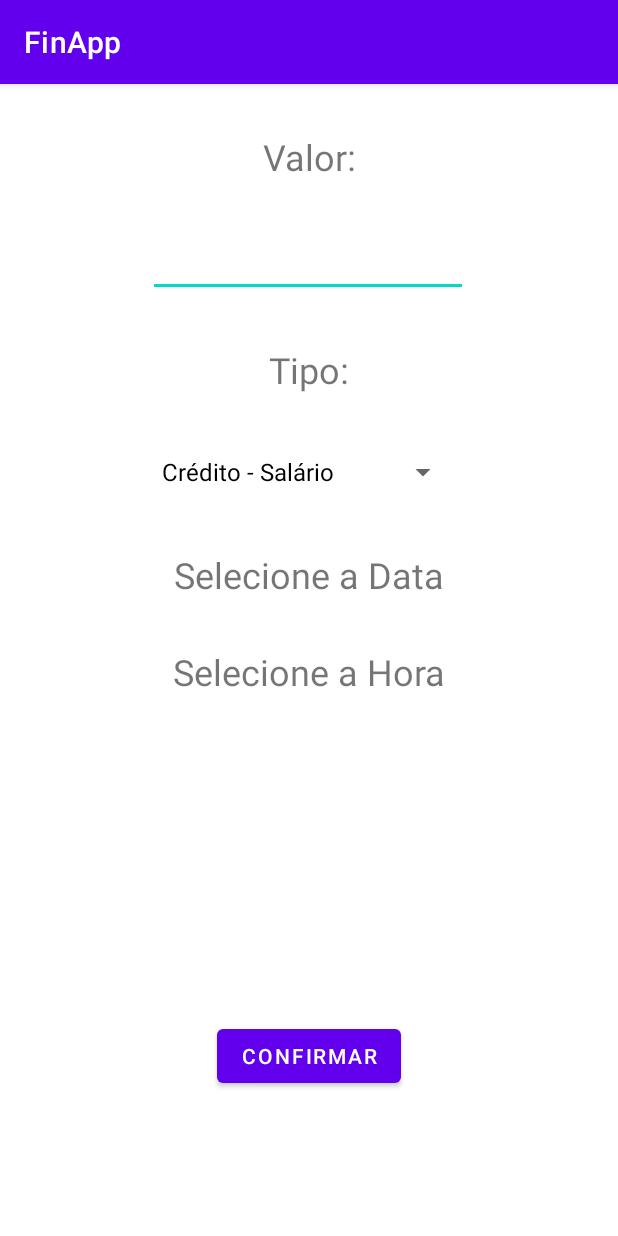
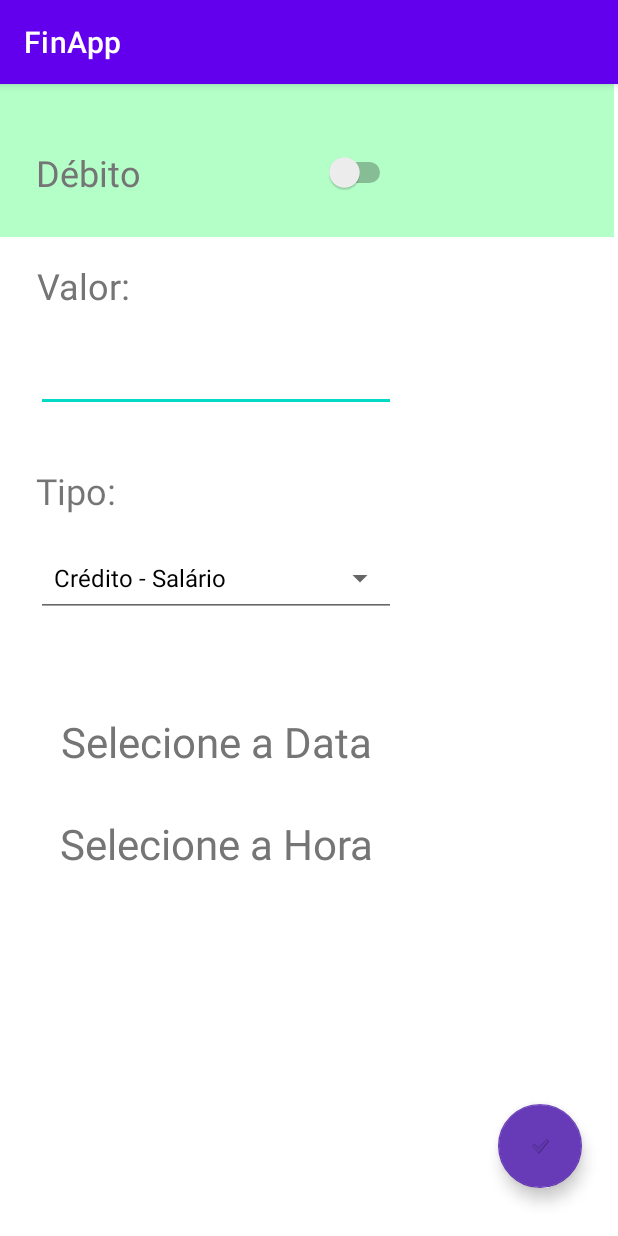
Before and after one commit to carlosmeds/FinApp, an Android app: the AddTransactionActivity screen opened directly, with no data from a screen before it, on a phone screen of 412 x 824 dp. Run offline under Robolectric (Android 15) with nearby library versions, the phone set to English and light mode, and no system bars.

Commit message:
Tipos separados.

```diff
--- a/app/src/main/java/br/ufpr/tads/finapp/activity/AddTransactionActivity.java
+++ b/app/src/main/java/br/ufpr/tads/finapp/activity/AddTransactionActivity.java
@@ -5,14 +5,18 @@ import androidx.fragment.app.DialogFragment;
 
 import android.app.DatePickerDialog;
 import android.app.Dialog;
+import android.graphics.Color;
 import android.os.Bundle;
 import android.util.Log;
 import android.view.View;
+import android.widget.Adapter;
 import android.widget.AdapterView;
 import android.widget.ArrayAdapter;
+import android.widget.CompoundButton;
 import android.widget.DatePicker;
 import android.widget.EditText;
 import android.widget.Spinner;
+import android.widget.Switch;
 import android.widget.TextView;
 import android.widget.Toast;
 
@@ -33,9 +37,10 @@ import br.ufpr.tads.finapp.model.TransactionType;
 
 public class AddTransactionActivity extends AppCompatActivity {
 
-    List<TransactionType> TransactionTypeList;
+    List<TransactionType> TransactionTypeListDebit;
+    List<TransactionType> TransactionTypeListCredit;
+    private Spinner spinner;
     private SpinAdapter adapter;
-    private Spinner spinner;
 
     @Override
     protected void onCreate(Bundle savedInstanceState) {
@@ -43,28 +48,59 @@ public class AddTransactionActivity extends AppCompatActivity {
         setContentView(R.layout.activity_add_transaction);
         TransactionTypeDAO transactionTypeDAO = new TransactionTypeDAO(getApplicationContext());
 
-        TransactionTypeList = transactionTypeDAO.getAllTransactionTypes();
-        for (TransactionType type : TransactionTypeList) {
-            Log.i("INFO", "TransactionTypes List:" + type.getType() + " - " + type.getId());
-        }
+        TransactionTypeListDebit = transactionTypeDAO.getDebitTransactionTypes();
+        TransactionTypeListCredit = transactionTypeDAO.getCreditTransactionTypes();
+
+        TextView switchTransactionBackground = findViewById(R.id.switchTransactionBackground);
+        switchTransactionBackground.setBackgroundColor(Color.parseColor("#b4ffc8"));
 
         spinner = findViewById(R.id.spinnerTransactionType);
-        adapter = new SpinAdapter(this, android.R.layout.simple_spinner_item, TransactionTypeList);
+        adapter = new SpinAdapter(AddTransactionActivity.this, android.R.layout.simple_spinner_item, TransactionTypeListDebit);
         adapter.setDropDownViewResource(android.R.layout.simple_spinner_dropdown_item);
         spinner.setAdapter(adapter);
         spinner.setOnItemSelectedListener(new AdapterView.OnItemSelectedListener() {
-
             @Override
             public void onItemSelected(AdapterView<?> adapterView, View view,
                                        int position, long id) {
-                // Here you get the current item (a User object) that is selected by its position
                 TransactionType t = adapter.getItem(position);
-                // Here you can do the action you want to...
-                Log.i("TYPE("+t.getId()+"):",t.getType());
+                Log.i("TYPE(" + t.getId() + "):", t.getType());
             }
 
             @Override
-            public void onNothingSelected(AdapterView<?> adapter) {}
+            public void onNothingSelected(AdapterView<?> adapter) {
+            }
+        });
+
+        Switch switchTransaction = findViewById(R.id.switchTransaction);
+
+
+        switchTransaction.setOnCheckedChangeListener(new CompoundButton.OnCheckedChangeListener() {
+            @Override
+            public void onCheckedChanged(CompoundButton buttonView, boolean isChecked) {
+
+                for (TransactionType type : TransactionTypeListCredit) {
+                    Log.i("INFO", "TransactionTypes List:" + type.getType() + " - " + type.getId());
+                }
+
+                for (TransactionType type : TransactionTypeListDebit) {
+                    Log.i("INFO", "TransactionTypes List:" + type.getType() + " - " + type.getId());
+                }
+
+                if (isChecked) {
+                    adapter = new SpinAdapter(AddTransactionActivity.this, android.R.layout.simple_spinner_item, TransactionTypeListCredit);
+                    adapter.setDropDownViewResource(android.R.layout.simple_spinner_dropdown_item);
+                    spinner.setAdapter(adapter);
+                    switchTransactionBackground.setBackgroundColor(Color.parseColor("#ffb4b4"));
+                    switchTransaction.setText("Crédito");
+
+                } else {
+                    adapter = new SpinAdapter(AddTransactionActivity.this, android.R.layout.simple_spinner_item, TransactionTypeListDebit);
+                    adapter.setDropDownViewResource(android.R.layout.simple_spinner_dropdown_item);
+                    spinner.setAdapter(adapter);
+                    switchTransactionBackground.setBackgroundColor(Color.parseColor("#b4ffc8"));
+                    switchTransaction.setText("Débito");
+                }
+            }
         });
 
         TextView dateText = findViewById(R.id.dateTransaction);
@@ -136,4 +172,5 @@ public class AddTransactionActivity extends AppCompatActivity {
     }
 
 
+
 }
--- a/app/src/main/java/br/ufpr/tads/finapp/helper/TransactionTypeDAO.java
+++ b/app/src/main/java/br/ufpr/tads/finapp/helper/TransactionTypeDAO.java
@@ -53,4 +53,38 @@ public class TransactionTypeDAO {
         }
         return TransactionTypeList;
     }
+
+    public List<TransactionType> getCreditTransactionTypes() {
+        List<TransactionType> TransactionTypeList = new ArrayList<>();
+        Cursor cursor = read.query(DBHelper.TABLE_TRANSATION_TYPE, new String[]{"id", "description"},
+                "id >= ?", new String[]{"2"}, null, null, null );
+
+        while(cursor.moveToNext()) {
+            TransactionType transactionType = new TransactionType();
+            Long id = cursor.getLong(cursor.getColumnIndex("id"));
+            String type = cursor.getString(cursor.getColumnIndex("description"));
+            transactionType.setId(id);
+            transactionType.setType(type);
+            TransactionTypeList.add(transactionType);
+
+        }
+        return TransactionTypeList;
+    }
+
+    public List<TransactionType> getDebitTransactionTypes() {
+        List<TransactionType> TransactionTypeList = new ArrayList<>();
+        Cursor cursor = read.query(DBHelper.TABLE_TRANSATION_TYPE, new String[]{"id", "description"},
+                "id=? OR id=?", new String[]{"0","1"}, null, null, null );
+
+        while(cursor.moveToNext()) {
+            TransactionType transactionType = new TransactionType();
+            Long id = cursor.getLong(cursor.getColumnIndex("id"));
+            String type = cursor.getString(cursor.getColumnIndex("description"));
+            transactionType.setId(id);
+            transactionType.setType(type);
+            TransactionTypeList.add(transactionType);
+
+        }
+        return TransactionTypeList;
+    }
 }
--- a/app/src/main/res/layout/activity_add_transaction.xml
+++ b/app/src/main/res/layout/activity_add_transaction.xml
@@ -11,24 +11,29 @@
         android:id="@+id/textType"
         android:layout_width="wrap_content"
         android:layout_height="wrap_content"
-        android:layout_marginTop="32dp"
+        android:layout_marginStart="24dp"
+        android:layout_marginTop="36dp"
         android:text="Tipo:"
         android:textAlignment="center"
+        android:textColorHighlight="#673AB7"
+        android:textColorLink="#673AB7"
         android:textSize="24sp"
-        app:layout_constraintEnd_toEndOf="parent"
         app:layout_constraintStart_toStartOf="parent"
         app:layout_constraintTop_toBottomOf="@+id/inputValue" />
 
     <EditText
         android:id="@+id/inputValue"
-        android:layout_width="wrap_content"
-        android:layout_height="wrap_content"
-        android:layout_marginTop="32dp"
+        android:layout_width="240dp"
+        android:layout_height="52dp"
+        android:layout_marginStart="24dp"
+        android:layout_marginTop="16dp"
         android:ems="10"
         android:inputType="numberDecimal"
+        android:singleLine="true"
         android:textAlignment="center"
-        app:layout_constraintEnd_toEndOf="parent"
-        app:layout_constraintHorizontal_bias="0.497"
+        android:textColor="#757575"
+        android:textColorHighlight="#673AB7"
+        android:textColorLink="#673AB7"
         app:layout_constraintStart_toStartOf="parent"
         app:layout_constraintTop_toBottomOf="@+id/textValue" />
 
@@ -36,58 +41,93 @@
         android:id="@+id/textValue"
         android:layout_width="wrap_content"
         android:layout_height="wrap_content"
+        android:layout_marginStart="24dp"
         android:layout_marginTop="32dp"
         android:text="Valor:"
         android:textAlignment="center"
+        android:textColor="#757575"
+        android:textColorHighlight="#673AB7"
+        android:textColorLink="#673AB7"
         android:textSize="24sp"
-        app:layout_constraintEnd_toEndOf="parent"
         app:layout_constraintStart_toStartOf="parent"
-        app:layout_constraintTop_toTopOf="parent" />
+        app:layout_constraintTop_toBottomOf="@+id/switchTransaction" />
 
     <Spinner
         android:id="@+id/spinnerTransactionType"
-        android:layout_width="206dp"
-        android:layout_height="40dp"
-        android:layout_marginTop="32dp"
-        app:layout_constraintEnd_toEndOf="parent"
-        app:layout_constraintHorizontal_bias="0.487"
+        style="@style/Widget.AppCompat.Spinner.Underlined"
+        android:layout_width="240dp"
+        android:layout_height="52dp"
+        android:layout_marginStart="24dp"
+        android:layout_marginTop="16dp"
         app:layout_constraintStart_toStartOf="parent"
         app:layout_constraintTop_toBottomOf="@+id/textType" />
 
-    <Button
-        android:id="@+id/confirmTransaction"
+    <com.google.android.material.floatingactionbutton.FloatingActionButton
+        android:id="@+id/floatingActionButton"
         android:layout_width="wrap_content"
         android:layout_height="wrap_content"
-        android:layout_marginBottom="96dp"
+        android:layout_marginEnd="24dp"
+        android:layout_marginBottom="32dp"
+        android:backgroundTint="#673AB7"
         android:onClick="onConfirmTransaction"
-        android:text="Confirmar"
-        android:textAlignment="center"
+        android:tint="#673AB7"
+        app:backgroundTint="#673AB7"
         app:layout_constraintBottom_toBottomOf="parent"
         app:layout_constraintEnd_toEndOf="parent"
-        app:layout_constraintStart_toStartOf="parent" />
+        app:rippleColor="#673AB7"
+        app:srcCompat="?android:attr/textCheckMark" />
 
     <TextView
         android:id="@+id/dateTransaction"
-        android:layout_width="wrap_content"
-        android:layout_height="wrap_content"
-        android:layout_marginTop="32dp"
+        android:layout_width="240dp"
+        android:layout_height="52dp"
+        android:layout_marginStart="24dp"
+        android:layout_marginTop="64dp"
+        android:singleLine="true"
         android:text="Selecione a Data"
         android:textAlignment="center"
-        android:textSize="24sp"
-        app:layout_constraintEnd_toEndOf="parent"
+        android:textColor="#757575"
+        android:textColorHighlight="#673AB7"
+        android:textColorLink="#673AB7"
+        android:textSize="28sp"
         app:layout_constraintStart_toStartOf="parent"
         app:layout_constraintTop_toBottomOf="@+id/spinnerTransactionType" />
 
     <TextView
         android:id="@+id/hourTransaction"
-        android:layout_width="wrap_content"
-        android:layout_height="wrap_content"
-        android:layout_marginTop="32dp"
+        android:layout_width="240dp"
+        android:layout_height="52dp"
+        android:layout_marginStart="24dp"
+        android:layout_marginTop="16dp"
+        android:singleLine="true"
         android:text="Selecione a Hora"
         android:textAlignment="center"
-        android:textSize="24sp"
-        app:layout_constraintEnd_toEndOf="parent"
+        android:textColor="#757575"
+        android:textColorHighlight="#673AB7"
+        android:textColorLink="#673AB7"
+        android:textSize="28sp"
         app:layout_constraintStart_toStartOf="parent"
         app:layout_constraintTop_toBottomOf="@+id/dateTransaction" />
 
+    <TextView
+        android:id="@+id/switchTransactionBackground"
+        android:layout_width="409dp"
+        android:layout_height="102dp"
+        app:layout_constraintStart_toStartOf="parent"
+        app:layout_constraintTop_toTopOf="parent" />
+
+    <Switch
+        android:id="@+id/switchTransaction"
+        android:layout_width="240dp"
+        android:layout_height="54dp"
+        android:layout_marginStart="24dp"
+        android:layout_marginTop="32dp"
+        android:text="@string/debit"
+        android:textColor="#757575"
+        android:textColorHighlight="#673AB7"
+        android:textColorLink="#673AB7"
+        android:textSize="24sp"
+        app:layout_constraintStart_toStartOf="parent"
+        app:layout_constraintTop_toTopOf="parent" />
+
 </androidx.constraintlayout.widget.ConstraintLayout>
--- a/app/src/main/res/values/strings.xml
+++ b/app/src/main/res/values/strings.xml
@@ -11,4 +11,5 @@
         <item>Saúde</item>
         <item>Outros</item>
     </string-array>
+    <string name="debit">Débito</string>
 </resources>
```
